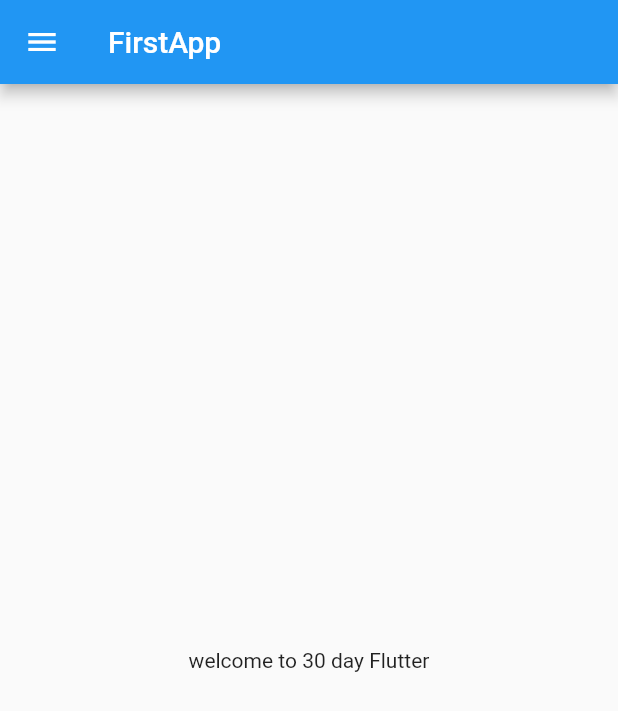
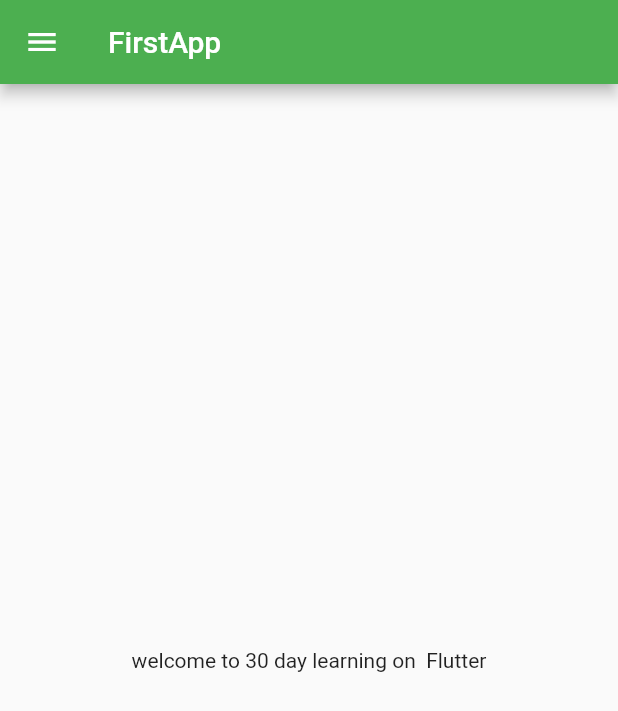
Before and after one commit to raman020306/PracticeFluter, a Flutter app: the screen it shows after launch, on a phone screen of 412 x 824 dp. Shown: the top 711 px of the screen. Run offline on Flutter 3.47's test engine with Material 2 defaults, Android fonts, the phone set to English and light mode, and no system bars.

Commit message:
Day 3 completed

```diff
--- a/lib/home_page.dart
+++ b/lib/Pages/home_page.dart
@@ -12,7 +12,7 @@ class HomePage extends StatelessWidget {
       ),
        body: Center(
         child: Container(
-          child: Text("welcome to $days day $name"),
+          child: Text("welcome to $days day learning on  $name"),
         ),
       ),
       drawer: Drawer(),
--- a/lib/main.dart
+++ b/lib/main.dart
@@ -1,5 +1,6 @@
 import 'package:flutter/material.dart';
-import 'package:flutter_application_1/home_page.dart';
+import 'package:flutter_application_1/Pages/Login_page.dart';
+import 'package:flutter_application_1/Pages/home_page.dart';
 
 void main() {
   runApp(MyApp());
@@ -11,7 +12,18 @@ class MyApp extends StatelessWidget {
   @override
   Widget build(BuildContext context) {
     return MaterialApp(
-      home: HomePage(),
+      // home: HomePage(),
+      themeMode: ThemeMode.light,
+      theme: ThemeData(primarySwatch: Colors.green),
+      darkTheme: ThemeData(
+        brightness: Brightness.dark,
+      ),
+      initialRoute: "/Home",
+      routes: {
+        "/" :(context) => LoginPage(),
+        "/Home":(context) => HomePage(),
+        "/Login":(context) => LoginPage(),
+      },
     );
   }
 }
```
Also changed, not shown: lib/Pages/Login_page.dart (added, +22 -0 lines).
